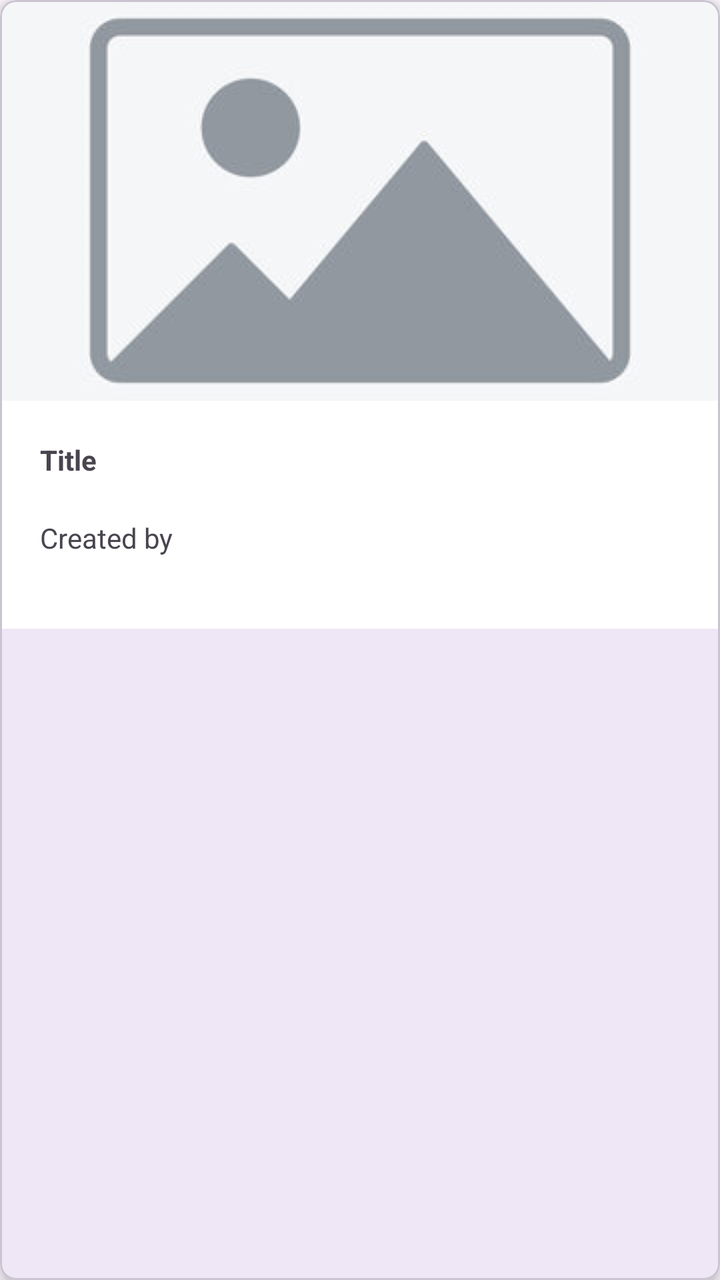
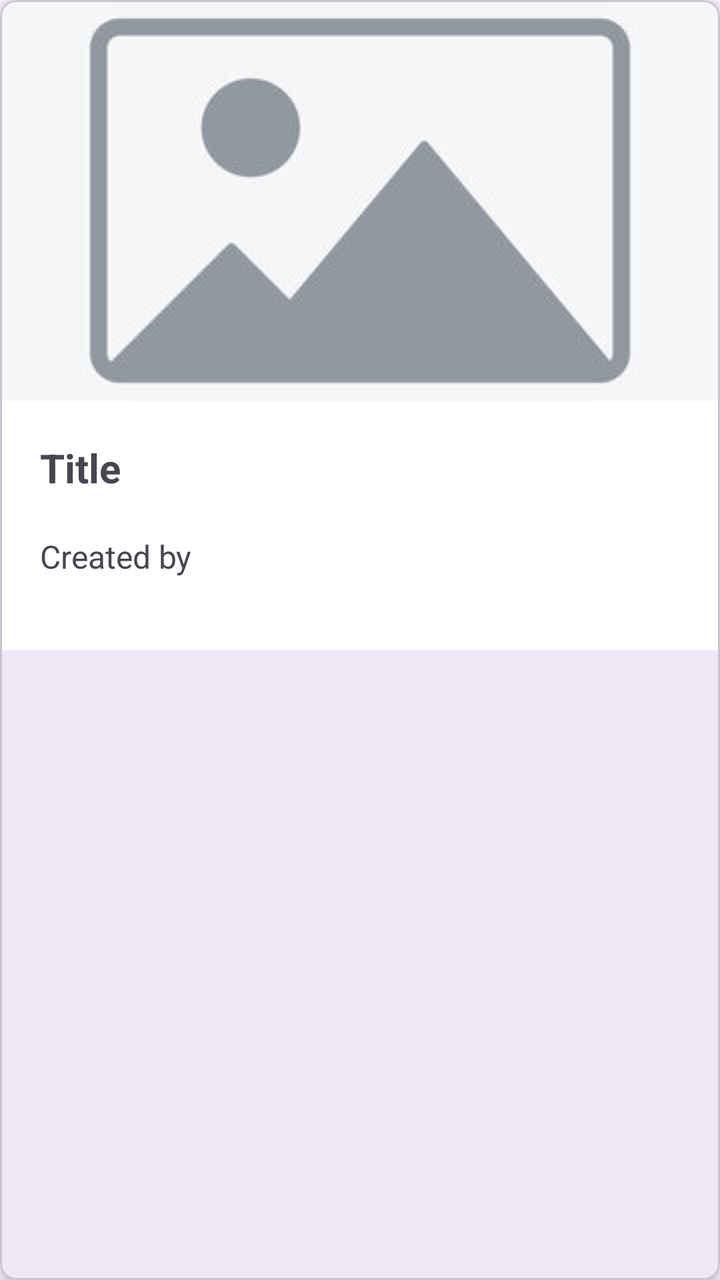

Before-and-after screenshots of an Android layout around one commit, followed by the original layout XML and the change that was made.
<!-- AndroidManifest.xml: application theme Theme.Plateful -->
<!-- res/layout/recipe_row_layout.xml -->
<?xml version="1.0" encoding="utf-8"?>
<com.google.android.material.card.MaterialCardView xmlns:android="http://schemas.android.com/apk/res/android"
    xmlns:app="http://schemas.android.com/apk/res-auto"
    android:layout_width="match_parent"
    android:layout_height="wrap_content"
    android:layout_margin="8dp"
    app:cardCornerRadius="8dp"
    app:cardElevation="4dp">

    <androidx.constraintlayout.widget.ConstraintLayout
        android:layout_width="match_parent"
        android:layout_height="wrap_content"
        android:background="@color/white"
        android:paddingBottom="16dp">

        <com.google.android.material.imageview.ShapeableImageView
            android:id="@+id/recipe_image_view"
            android:layout_width="0dp"
            android:layout_height="200dp"
            android:layout_marginBottom="4dp"
            android:contentDescription="@string/title"
            android:scaleType="centerCrop"
            app:layout_constraintBottom_toBottomOf="parent"
            app:layout_constraintEnd_toEndOf="parent"
            app:layout_constraintHorizontal_bias="0.0"
            app:layout_constraintStart_toStartOf="parent"
            app:layout_constraintTop_toTopOf="parent"
            app:layout_constraintVertical_bias="0.003"
            app:srcCompat="@drawable/image_placeholder" />

        <com.google.android.material.textview.MaterialTextView
            android:id="@+id/recipe_title_text_view"
            android:layout_width="0dp"
            android:layout_height="wrap_content"
            android:layout_marginStart="20dp"
            android:layout_marginTop="20dp"
            android:text="@string/title"
            android:textStyle="bold"
            app:layout_constraintStart_toStartOf="parent"
            app:layout_constraintTop_toBottomOf="@+id/recipe_image_view" />

        <com.google.android.material.textview.MaterialTextView
            android:id="@+id/recipe_creator_text_view"
            android:layout_width="wrap_content"
            android:layout_height="wrap_content"
            android:layout_marginTop="20dp"
            android:layout_marginBottom="20dp"
            android:text="@string/created_by"
            app:layout_constraintBottom_toBottomOf="parent"
            app:layout_constraintStart_toStartOf="@+id/recipe_title_text_view"
            app:layout_constraintTop_toBottomOf="@+id/recipe_title_text_view" />

    </androidx.constraintlayout.widget.ConstraintLayout>

</com.google.android.material.card.MaterialCardView>
<!-- resources referenced by this layout -->
<resources>
  <color name="white">#FFFFFFFF</color>
  <!-- drawable image_placeholder: jpg bitmap (drawable, 10448 bytes) -->
  <string name="created_by">Created by</string>
  <string name="title">Title</string>
  <style name="Theme.Plateful" parent="Base.Theme.Plateful" />
  <style name="Base.Theme.Plateful" parent="Theme.Material3.DayNight.NoActionBar">
          
          
      </style>
</resources>

<!-- the commit's change to res/layout/recipe_row_layout.xml (unified diff, before → after) -->
@@ -35,6 +35,7 @@
             android:layout_marginStart="20dp"
             android:layout_marginTop="20dp"
             android:text="@string/title"
+            android:textSize="20sp"
             android:textStyle="bold"
             app:layout_constraintStart_toStartOf="parent"
             app:layout_constraintTop_toBottomOf="@+id/recipe_image_view" />
@@ -46,6 +47,7 @@
             android:layout_marginTop="20dp"
             android:layout_marginBottom="20dp"
             android:text="@string/created_by"
+            android:textSize="16sp"
             app:layout_constraintBottom_toBottomOf="parent"
             app:layout_constraintStart_toStartOf="@+id/recipe_title_text_view"
             app:layout_constraintTop_toBottomOf="@+id/recipe_title_text_view" />
